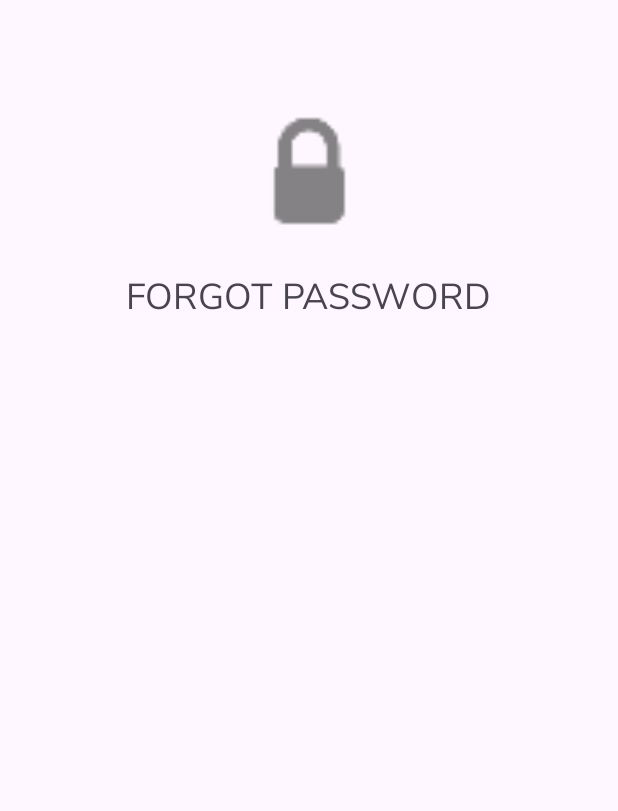
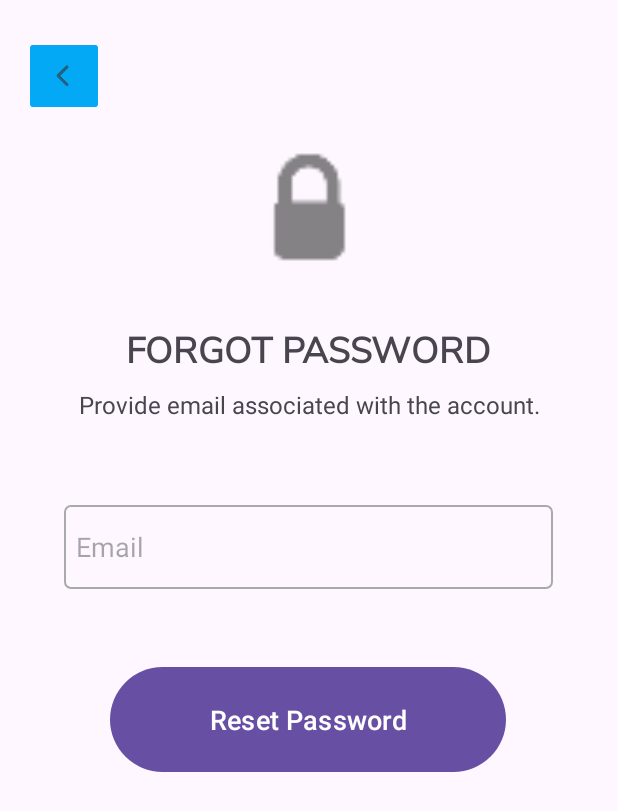
Before and after one commit to Ethyn-N/CritterCalls, an Android app built with Jetpack Compose: the ForgotPasswordActivity screen opened directly, with no data from a screen before it, on a phone screen of 412 x 824 dp. Shown: the top 811 px of the screen. Run offline under Robolectric (Android 15) with nearby library versions, the phone set to English and light mode, and no system bars; our stand-ins replace Firebase (no records; nobody signed in at launch, a user with empty details on screens opened directly).

Commit message:
Added Forgot Password Functionality

```diff
--- a/app/src/main/java/com/example/crittercalls/ForgotPasswordActivity.java
+++ b/app/src/main/java/com/example/crittercalls/ForgotPasswordActivity.java
@@ -1,14 +1,82 @@
 package com.example.crittercalls;
 
+import androidx.annotation.NonNull;
 import androidx.appcompat.app.AppCompatActivity;
 
+import android.content.Intent;
 import android.os.Bundle;
+import android.view.View;
+import android.widget.Button;
+import android.widget.EditText;
+import android.widget.ImageButton;
+import android.widget.ProgressBar;
+import android.widget.Toast;
+
+import com.google.android.gms.tasks.OnFailureListener;
+import com.google.android.gms.tasks.OnSuccessListener;
+import com.google.firebase.auth.FirebaseAuth;
 
 public class ForgotPasswordActivity extends AppCompatActivity {
+    private EditText email;
+    private Button resetPasswordButton;
+    private ImageButton backButton;
+    private ProgressBar progressBar;
+    FirebaseAuth firebaseAuth;
 
     @Override
     protected void onCreate(Bundle savedInstanceState) {
         super.onCreate(savedInstanceState);
         setContentView(R.layout.activity_forgot_password);
+
+        email = findViewById(R.id.forgot_pass_email);
+        resetPasswordButton = findViewById(R.id.forgot_pass_reset_btn);
+        backButton = findViewById(R.id.forgot_pass_back_btn);
+        progressBar = findViewById(R.id.forgot_pass_progress_bar);
+
+        firebaseAuth = FirebaseAuth.getInstance();
+
+        addListeners();
+
+    }
+
+    private void addListeners() {
+        resetPasswordButton.setOnClickListener(v -> {
+            String emailValue = email.getText().toString();
+            if (!emailValue.isEmpty()) {
+                resetPassword(emailValue);
+            }
+            else {
+                showMessage("Please fill the email field.");
+            }
+        });
+
+
+        backButton.setOnClickListener(v -> {
+            Intent redirectToLogin = new Intent(getApplicationContext(), LoginActivity.class);
+            startActivity(redirectToLogin);
+            finish();
+        });
+    }
+
+    private void resetPassword(String email) {
+        progressBar.setVisibility(View.VISIBLE);
+        resetPasswordButton.setVisibility(View.INVISIBLE);
+
+        firebaseAuth.sendPasswordResetEmail(email)
+                .addOnSuccessListener(unused -> {
+                    showMessage("Reset Password link has been sent to email.");
+                    Intent redirectToLogin = new Intent(getApplicationContext(), LoginActivity.class);
+                    startActivity(redirectToLogin);
+                    finish();            })
+                .addOnFailureListener(e -> {
+                    showMessage(e.getMessage());
+                    progressBar.setVisibility(View.INVISIBLE);
+                    resetPasswordButton.setVisibility(View.VISIBLE);
+                });
+
+    }
+
+    private void showMessage(String text) {
+        Toast.makeText(getApplicationContext(), text, Toast.LENGTH_LONG).show();
     }
 }
--- a/app/src/main/java/com/example/crittercalls/LoginActivity.java
+++ b/app/src/main/java/com/example/crittercalls/LoginActivity.java
@@ -66,14 +66,11 @@ public class LoginActivity extends AppCompatActivity {
             loginButton.setVisibility(View.INVISIBLE);
             loginProgressBar.setVisibility(View.VISIBLE);
 
-//                Toast.makeText(getApplicationContext(), "Button Clicked", Toast.LENGTH_LONG).show();
-
-            if(emailValue.isEmpty() || passwordValue.isEmpty()) {
+            if (emailValue.isEmpty() || passwordValue.isEmpty()) {
                 loginButton.setVisibility(View.VISIBLE);
                 loginProgressBar.setVisibility(View.INVISIBLE);
                 showMessage("Invalid Email or Password Value!");
-            }
-            else {
+            } else {
                 login(emailValue, passwordValue);
             }
         });
@@ -85,7 +82,9 @@ public class LoginActivity extends AppCompatActivity {
         });
 
         forgotPasswordLink.setOnClickListener(v -> {
-
+            Intent redirectToForgotPassword = new Intent(getApplicationContext(), ForgotPasswordActivity.class);
+            startActivity(redirectToForgotPassword);
+            finish();
         });
     }
 
@@ -98,14 +97,13 @@ public class LoginActivity extends AppCompatActivity {
                 .addOnCompleteListener(new OnCompleteListener<AuthResult>() {
                     @Override
                     public void onComplete(@NonNull Task<AuthResult> task) {
-                        if(task.isSuccessful()) {
+                        if (task.isSuccessful()) {
                             loginButton.setVisibility(View.VISIBLE);
                             loginProgressBar.setVisibility(View.INVISIBLE);
                             //Redirect to Main Screen
                             startActivity(homeIntent);
                             finish();
-                        }
-                        else {
+                        } else {
                             String errorMsg = task.getException().getMessage();
                             loginButton.setVisibility(View.VISIBLE);
                             loginProgressBar.setVisibility(View.INVISIBLE);
@@ -114,11 +112,4 @@ public class LoginActivity extends AppCompatActivity {
                     }
                 });
     }
-
-//    @Override
-//    public boolean onSupportNavigateUp() {
-//        NavController navController = Navigation.findNavController(this, R.id.nav_host_fragment_content_login);
-//        return NavigationUI.navigateUp(navController, appBarConfiguration)
-//                || super.onSupportNavigateUp();
-//    }
 }
--- /dev/null
+++ b/app/src/main/res/drawable/stroke_box.xml
@@ -0,0 +1,10 @@
+<?xml version="1.0" encoding="utf-8"?>
+<shape
+    xmlns:android="http://schemas.android.com/apk/res/android"
+    android:shape="rectangle">
+    <stroke
+        android:width="1.5dp"
+        android:color="@android:color/darker_gray" />
+    <corners
+        android:radius="4dp" />
+</shape>
--- a/app/src/main/res/layout/activity_edit_account.xml
+++ b/app/src/main/res/layout/activity_edit_account.xml
@@ -36,6 +36,7 @@
         android:layout_marginStart="16dp"
         android:layout_marginTop="24dp"
         android:backgroundTint="#03A9F4"
+        android:contentDescription = "Back Button"
         app:layout_constraintStart_toStartOf="parent"
         app:layout_constraintTop_toTopOf="parent"
         app:srcCompat="@drawable/left_arrow" />
--- a/app/src/main/res/layout/activity_forgot_password.xml
+++ b/app/src/main/res/layout/activity_forgot_password.xml
@@ -6,26 +6,95 @@
     android:layout_height="match_parent"
     tools:context=".ForgotPasswordActivity">
 
+    <ImageButton
+        android:id="@+id/forgot_pass_back_btn"
+        android:layout_width="53dp"
+        android:layout_height="53dp"
+        android:layout_marginStart="16dp"
+        android:layout_marginTop="24dp"
+        android:backgroundTint="#03A9F4"
+        android:contentDescription = "Back Button"
+        app:layout_constraintStart_toStartOf="parent"
+        app:layout_constraintTop_toTopOf="parent"
+        app:srcCompat="@drawable/left_arrow" />
+
     <ImageView
         android:id="@+id/forgot_pass_lock_icon"
         android:layout_width="131dp"
         android:layout_height="84dp"
-        android:layout_marginTop="72dp"
+        android:layout_marginTop="96dp"
         app:layout_constraintEnd_toEndOf="parent"
         app:layout_constraintStart_toStartOf="parent"
         app:layout_constraintTop_toTopOf="parent"
         app:srcCompat="@drawable/lock_icon" />
 
     <TextView
+        android:id="@+id/forgot_pass_forgot_text_2"
+        android:layout_width="wrap_content"
+        android:layout_height="wrap_content"
+        android:layout_marginTop="8dp"
+        android:text="Provide email associated with the account."
+        android:textSize="16sp"
+        app:layout_constraintEnd_toEndOf="parent"
+        app:layout_constraintHorizontal_bias="0.504"
+        app:layout_constraintStart_toStartOf="parent"
+        app:layout_constraintTop_toBottomOf="@+id/forgot_pass_forgot_text" />
+
+    <TextView
         android:id="@+id/forgot_pass_forgot_text"
         android:layout_width="wrap_content"
         android:layout_height="wrap_content"
-        android:layout_marginTop="24dp"
+        android:layout_marginTop="36dp"
         android:fontFamily="@font/nunito_sans"
         android:text="FORGOT PASSWORD"
         android:textSize="24sp"
+        android:textStyle="bold"
         app:layout_constraintEnd_toEndOf="parent"
-        app:layout_constraintHorizontal_bias="0.498"
+        app:layout_constraintHorizontal_bias="0.497"
         app:layout_constraintStart_toStartOf="parent"
         app:layout_constraintTop_toBottomOf="@+id/forgot_pass_lock_icon" />
+
+    <EditText
+        android:id="@+id/forgot_pass_email"
+        android:layout_width="326dp"
+        android:layout_height="56dp"
+        android:layout_marginStart="8dp"
+        android:layout_marginTop="56dp"
+        android:layout_marginEnd="8dp"
+        android:autofillHints="emailAddress"
+        android:background="@drawable/stroke_box"
+        android:ems="10"
+        android:hint="@string/email"
+        android:inputType="text"
+        android:padding="8dp"
+        app:layout_constraintEnd_toEndOf="parent"
+        app:layout_constraintHorizontal_bias="0.492"
+        app:layout_constraintStart_toStartOf="parent"
+        app:layout_constraintTop_toBottomOf="@+id/forgot_pass_forgot_text_2" />
+
+    <ProgressBar
+        android:id="@+id/forgot_pass_progress_bar"
+        style="?android:attr/progressBarStyle"
+        android:layout_width="wrap_content"
+        android:layout_height="wrap_content"
+        app:layout_constraintBottom_toBottomOf="@+id/forgot_pass_reset_btn"
+        app:layout_constraintEnd_toEndOf="@+id/forgot_pass_reset_btn"
+        app:layout_constraintStart_toStartOf="@+id/forgot_pass_reset_btn"
+        app:layout_constraintTop_toTopOf="@+id/forgot_pass_reset_btn" />
+
+    <Button
+        android:id="@+id/forgot_pass_reset_btn"
+        android:layout_width="264dp"
+        android:layout_height="78dp"
+        android:layout_marginStart="8dp"
+        android:layout_marginTop="48dp"
+        android:layout_marginEnd="8dp"
+        android:text="Reset Password"
+        android:textSize="18sp"
+        app:cornerRadius="50dp"
+        app:layout_constraintEnd_toEndOf="parent"
+        app:layout_constraintHorizontal_bias="0.496"
+        app:layout_constraintStart_toStartOf="parent"
+        app:layout_constraintTop_toBottomOf="@+id/forgot_pass_email" />
+
 </androidx.constraintlayout.widget.ConstraintLayout>
--- a/app/src/main/res/layout/activity_profile.xml
+++ b/app/src/main/res/layout/activity_profile.xml
@@ -13,6 +13,7 @@
         android:layout_marginStart="16dp"
         android:layout_marginTop="24dp"
         android:backgroundTint="#03A9F4"
+        android:contentDescription = "Back Button"
         app:layout_constraintStart_toStartOf="parent"
         app:layout_constraintTop_toTopOf="parent"
         app:srcCompat="@drawable/left_arrow" />
--- a/app/src/main/res/layout/activity_register.xml
+++ b/app/src/main/res/layout/activity_register.xml
@@ -70,7 +70,7 @@
         android:autofillHints="name"
         android:ems="10"
         android:hint="@string/lastname"
-        android:inputType="textEmailAddress"
+        android:inputType="textPersonName"
         app:layout_constraintBottom_toTopOf="@+id/reg_email"
         app:layout_constraintEnd_toEndOf="parent"
         app:layout_constraintStart_toStartOf="parent" />
```
